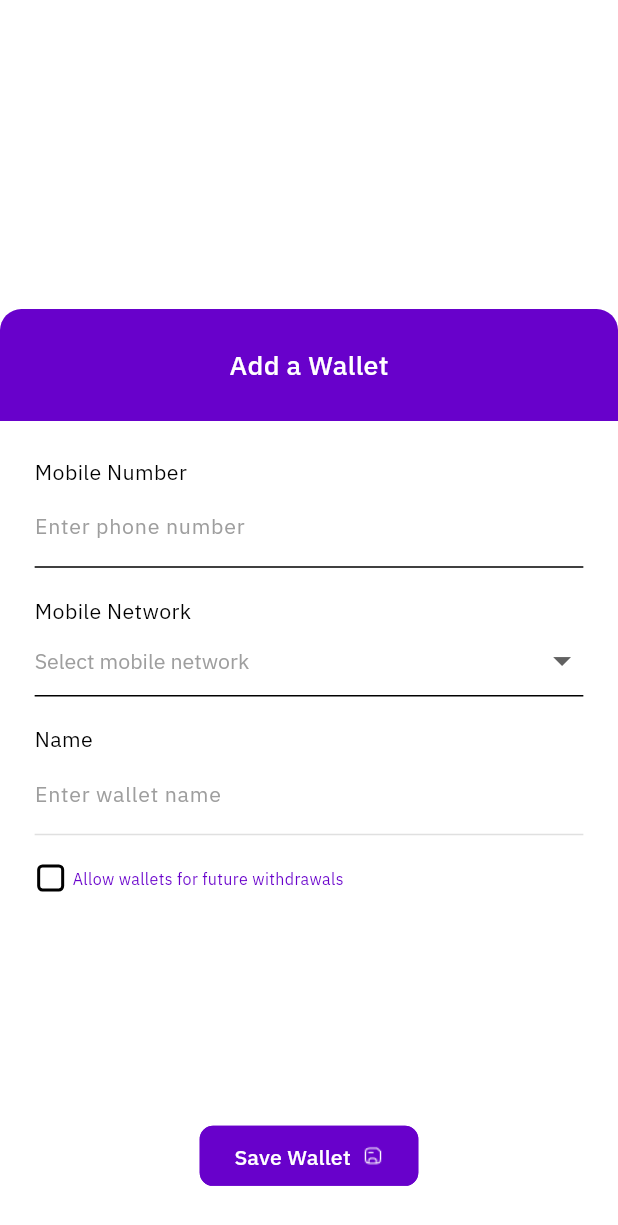
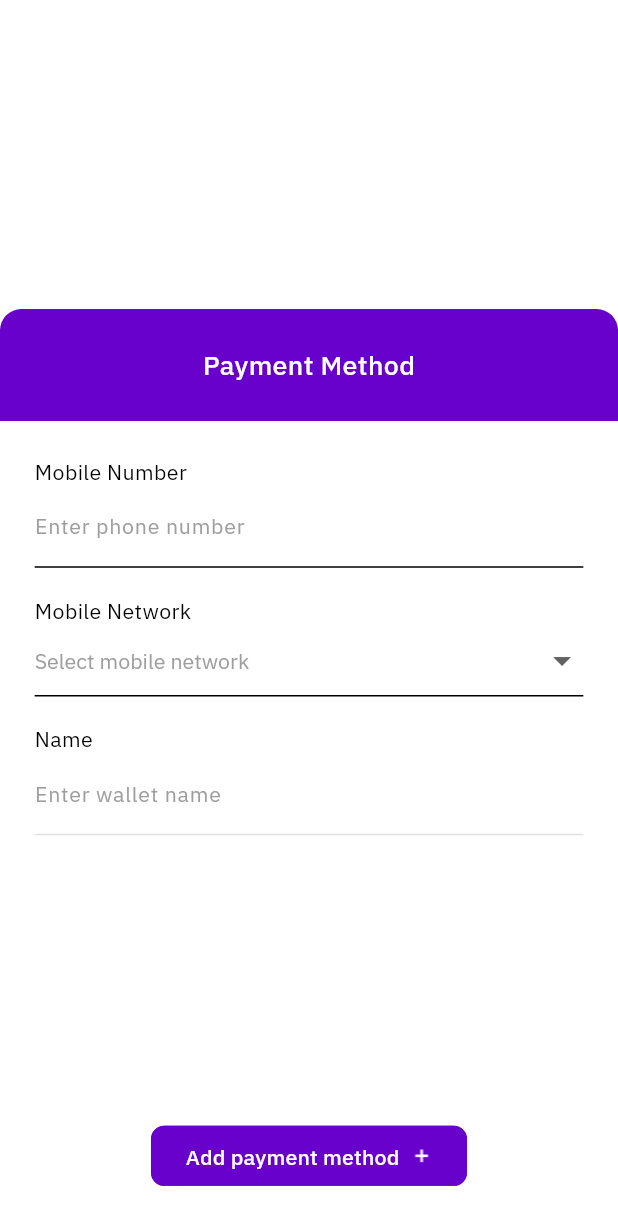
Before and after one commit to Broadspectrum-Digital-Payments/trendipay-mobile-app, a Flutter app: the AddWalletModalContent widget shown alone on an empty page, opened directly, on a phone screen of 412 x 824 dp. Shown: the top 1225 px of the screen. Run offline on Flutter 3.47's test engine with Material 3 defaults, Android fonts, the light colour scheme and no system bars; our stand-ins replace cached_network_image, carousel_slider, dartz, device_info_plus, dio, equatable and 16 more; accounts and stored records are empty; network calls fail.

Commit message:
changed the top up flow

```diff
--- a/lib/src/feature/history/presentation/screens/transfer_info_screen.dart
+++ b/lib/src/feature/history/presentation/screens/transfer_info_screen.dart
@@ -41,6 +41,7 @@ class _TransferInfoScreenState extends State<TransferInfoScreen> {
   @override
   void initState() {
     WidgetsBinding.instance.addPostFrameCallback((_) {
+      if(!mounted) return;
       context.read<TransactionViewModel>().setEnquiryResult = null;
     });
     super.initState();
--- a/lib/src/feature/wallet/presentation/widgets/add_wallet_modal_content.dart
+++ b/lib/src/feature/wallet/presentation/widgets/add_wallet_modal_content.dart
@@ -1,4 +1,5 @@
 import 'package:bdp_payment_app/core/constants/common.dart';
+import 'package:bdp_payment_app/core/routing/app_navigator.dart';
 import 'package:bdp_payment_app/src/shared_widgets/buttons/bdp_primary_button.dart';
 import 'package:bdp_payment_app/src/shared_widgets/common/nav_bar_wrapper.dart';
 import 'package:bdp_payment_app/src/shared_widgets/forms/bdp_dropdown.dart';
@@ -8,19 +9,15 @@ import 'package:flutter/cupertino.dart';
 import 'package:flutter/material.dart';
 import 'package:provider/provider.dart';
 
-import '../../../../../core/constants/styles.dart';
 import '../../../../../core/constants/colors.dart';
 import '../../../../../core/constants/image_strings.dart';
 import '../../../../../core/constants/sizes.dart';
-import '../../../../../core/constants/text_strings.dart';
 import '../../../../../core/utils/app_theme_util.dart';
 import '../../../../../core/view_models/base_view.dart';
 import '../../../../shared_widgets/base/draggable_bottom_sheet.dart';
-import '../../../../shared_widgets/common/h_space.dart';
 import '../../../../shared_widgets/common/v_space.dart';
 import '../../../../shared_widgets/common/zloader.dart';
 import '../../../../shared_widgets/modals/draggable_bottom_sheet_content.dart';
-import '../../../auth/presentation/widgets/checkbox.dart';
 import '../../../history/presentation/view_models/transaction_view_model.dart';
 
 class AddWalletModalContent extends StatefulWidget {
@@ -32,15 +29,23 @@ class AddWalletModalContent extends StatefulWidget {
 
 class _AddWalletModalContentState extends State<AddWalletModalContent> {
   final formKey = GlobalKey<FormState>();
-  final walletNameCtrl = TextEditingController();
   final phoneCtrl = TextEditingController();
   final phoneFocusNode = FocusNode();
   final accountNetwork = ValueNotifier<String?>(null);
   final futureWithdrawal = ValueNotifier<bool>(false);
 
+
+  @override
+  void initState() {
+    WidgetsBinding.instance.addPostFrameCallback((_){
+      if(!mounted) return;
+      context.read<TransactionViewModel>().setEnquiryResult = null;
+    });
+    super.initState();
+  }
+
   @override
   void dispose() {
-    walletNameCtrl.dispose();
     phoneCtrl.dispose();
     super.dispose();
   }
@@ -55,17 +60,14 @@ class _AddWalletModalContentState extends State<AddWalletModalContent> {
         return DraggableBottomSheetContent(
           draggableKey: GlobalKey(),
           scrollController: scrollController,
-          title: 'Add a Wallet',
+          title: 'Payment Method',
           content: SingleChildScrollView(
             controller: scrollController,
             child: Padding(
               padding: EdgeInsets.symmetric(horizontal: AppThemeUtil.width(kWidthPadding)),
               child: Form(
                 key: formKey,
-                child: BaseView<TransactionViewModel>(
-                  builder: (context, transactionConsumer, child) {
-                    walletNameCtrl.text = transactionConsumer.getEnquiryResult?.name?? '';
-                    return Column(
+                child: Column(
                   crossAxisAlignment: CrossAxisAlignment.start,
                   children: [
                     const VSpace(height: 26.0),
@@ -73,13 +75,8 @@ class _AddWalletModalContentState extends State<AddWalletModalContent> {
                     FocusScope(
                       child: Focus(
                         onFocusChange: (focus) async{
-                              if(!focus && (phoneCtrl.text.isNotEmpty && phoneCtrl.text.length == 10)){
-                                await context.read<TransactionViewModel>().enquireWalletName(
-                                  context,
-                                  queryParam: {
-                                    'phoneNumber': phoneCtrl.text,
-                                  },
-                                );
+                          if(!focus && (phoneCtrl.text.length == 10 && accountNetwork.value != null)){
+                            await enquireAccountName(phoneCtrl.text);
                           }
                         },
                         child: BDPInput(
@@ -105,8 +102,11 @@ class _AddWalletModalContentState extends State<AddWalletModalContent> {
                     BDPDropdown(
                       labelText: 'Select mobile network',
                       value: accountNetwork.value,
-                          onChanged: (value){
+                      onChanged: (value) async{
                         accountNetwork.value = value;
+                        if(value != null && phoneCtrl.text.length == 10){
+                          await enquireAccountName(phoneCtrl.text);
+                        }
                       },
                       items: kMobileNetworks,
                       validator: (value){
@@ -119,9 +119,11 @@ class _AddWalletModalContentState extends State<AddWalletModalContent> {
 
                     const VSpace(height: BDPSizes.spaceBtwInputFields),
                     const FormLabel('Name'),
-                        BDPInput(
+                    BaseView<TransactionViewModel>(
+                        builder: (context, transactionConsumer, child) {
+                          return BDPInput(
                             labelText: 'Enter wallet name',
-                          controller: walletNameCtrl,
+                            controller: TextEditingController(text: transactionConsumer.getEnquiryResult?.name?? ''),
                             enabled: false,
                             validator: (value){
                               if (value == null || value.isEmpty) {
@@ -135,37 +137,37 @@ class _AddWalletModalContentState extends State<AddWalletModalContent> {
                                 ZLoader(loaderColor: BDPColors.primary,),
                               ],
                             ) : null,
+                          );
+                        }
                     ),
 
                     const VSpace(height: BDPSizes.spaceBtwInputFields),
-                        Row(
-                          children: [
-                            ValueListenableBuilder<bool>(
-                              valueListenable: futureWithdrawal,
-                              builder: (context, futureWithdrawalValue, child) {
-                                return ARCheckbox(
-                                  value: futureWithdrawalValue,
-                                  onChanged: (value){
-                                    futureWithdrawal.value = value?? false;
-                                  },
-                                );
-                              }
-                            ),
-                            const HSpace(width: 4.0),
-                            Text(
-                              BDPTexts.allowWallets,
-                              style: kRegularFontStyle.copyWith(
-                                fontSize: AppThemeUtil.fontSize(12),
-                                color: BDPColors.primary,
-                              ),
-                            ),
-                          ],
-                        ),
+                    // Row(
+                    //   children: [
+                    //     ValueListenableBuilder<bool>(
+                    //       valueListenable: futureWithdrawal,
+                    //       builder: (context, futureWithdrawalValue, child) {
+                    //         return ARCheckbox(
+                    //           value: futureWithdrawalValue,
+                    //           onChanged: (value){
+                    //             futureWithdrawal.value = value?? false;
+                    //           },
+                    //         );
+                    //       }
+                    //     ),
+                    //     const HSpace(width: 4.0),
+                    //     Text(
+                    //       BDPTexts.allowWallets,
+                    //       style: kRegularFontStyle.copyWith(
+                    //         fontSize: AppThemeUtil.fontSize(12),
+                    //         color: BDPColors.primary,
+                    //       ),
+                    //     ),
+                    //   ],
+                    // ),
                     const VSpace(height: 32),
 
                   ],
-                    );
-                  }
                 ),
               ),
             ),
@@ -178,10 +180,16 @@ class _AddWalletModalContentState extends State<AddWalletModalContent> {
                 BaseView<TransactionViewModel>(
                   builder: (context, transactionConsumer, child) {
                     return BDPPrimaryButton(
-                      buttonText: BDPTexts.saveWallet,
-                      imageIconFile: BDPImages.saveIcon,
+                      buttonText: 'Add payment method',
+                      imageIconFile: BDPImages.add,
                       onPressed: transactionConsumer.getComponentLoading('nameEnquiry')? null :  (){
-
+                        if(formKey.currentState!.validate()){
+                          AppNavigator.pop(context, {
+                            'accountNumber': phoneCtrl.text,
+                            "accountIssuer": accountNetwork.value,
+                            'accountName': transactionConsumer.getEnquiryResult?.name?? '',
+                          });
+                        }
                       },
                     );
                   }
@@ -193,4 +201,16 @@ class _AddWalletModalContentState extends State<AddWalletModalContent> {
       },
     );
   }
+
+
+  Future<void> enquireAccountName(String accountNumber) async{
+    if(!mounted) return;
+    await context.read<TransactionViewModel>().enquireWalletName(
+      context,
+      queryParam: {
+        'phoneNumber': accountNumber,
+      },
+    );
   }
+
+}
--- a/lib/src/feature/wallet/presentation/widgets/wallet_card.dart
+++ b/lib/src/feature/wallet/presentation/widgets/wallet_card.dart
@@ -118,7 +118,7 @@ class WalletCard extends StatelessWidget {
                       ),
                       child: ElevatedButton(
                         onPressed: () {
-                          AppNavigator.pushNamed(context, AppRoute.selectWalletScreen);
+                          AppNavigator.pushNamed(context, AppRoute.topUpWalletScreen);
                         },
                         style: ElevatedButton.styleFrom(
                           splashFactory: NoSplash.splashFactory,
@@ -126,7 +126,7 @@ class WalletCard extends StatelessWidget {
                             borderRadius: BorderRadius.circular(24.0),
                           ),
                           backgroundColor: BDPColors.white,
-                          padding: EdgeInsets.only(left: AppThemeUtil.width(8)),
+                          padding: EdgeInsets.zero,
                         ),
                         child: Row(
                           mainAxisSize: MainAxisSize.min,
@@ -151,7 +151,7 @@ class WalletCard extends StatelessWidget {
                         ),
                       ),
                     ),
-                  )
+                  ),
                 ],
               ),
             ],
```
Also changed, not shown: lib/src/feature/wallet/presentation/screens/top-up_wallet_screen.dart (+52 -6 lines). Lines whose indentation alone changed are shown as unchanged.
